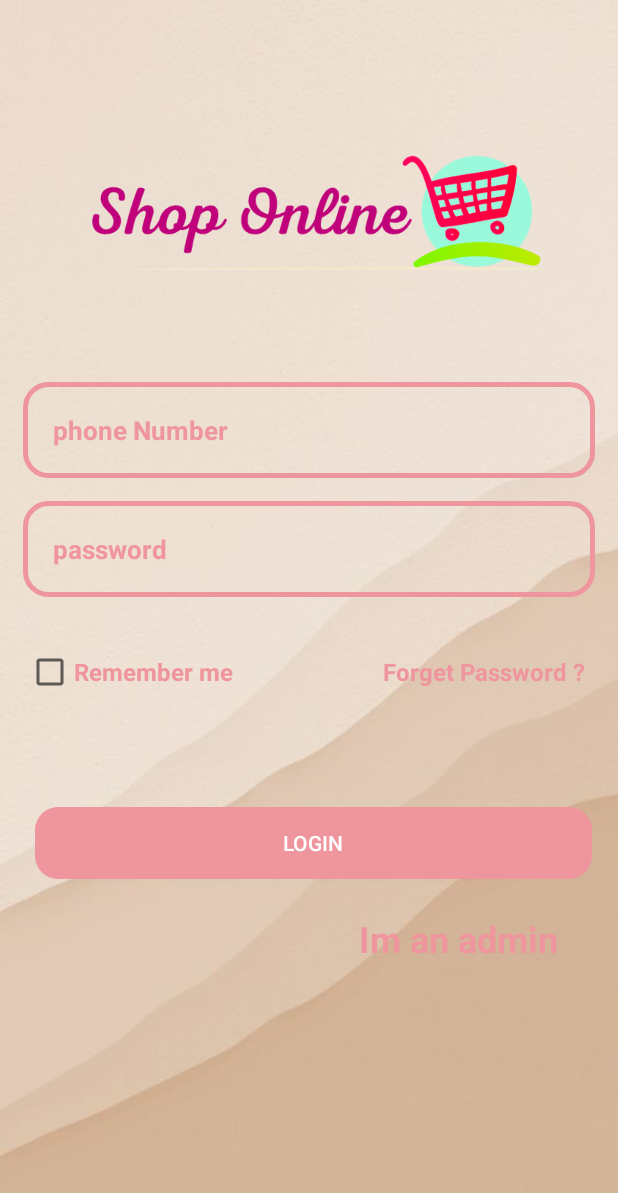
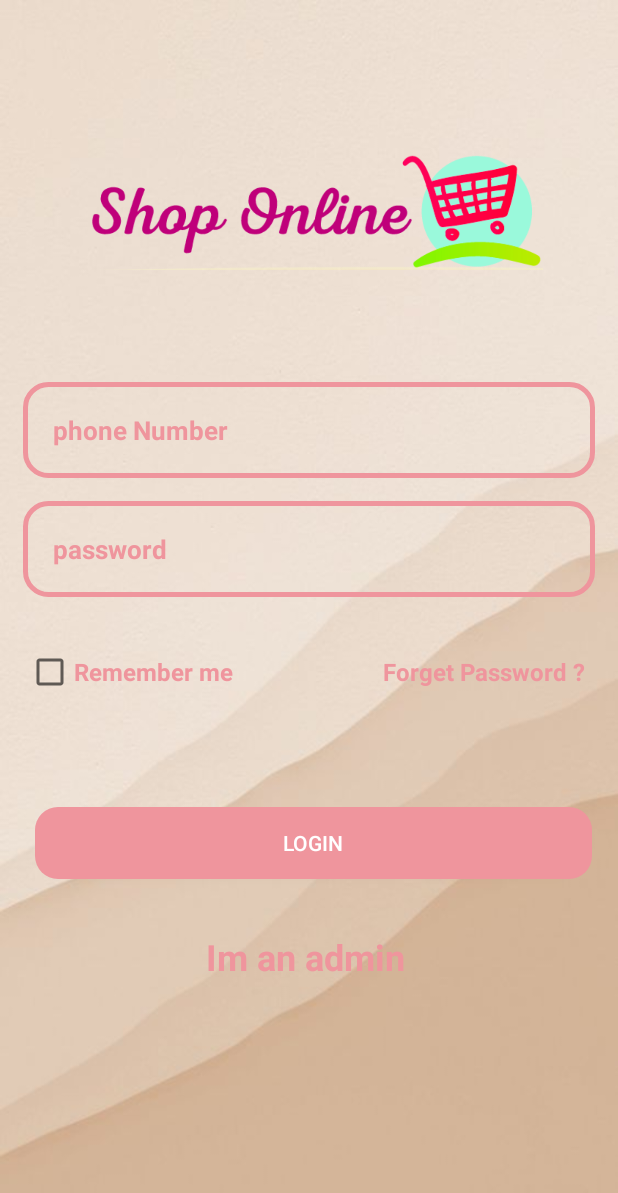
Before and after one commit to Buyanaa34/biedaalt_android, an Android app: the LoginActivity2 screen opened directly, with no data from a screen before it, on a phone screen of 412 x 824 dp. Shown: the top 1193 px of the screen. Run offline under Robolectric (Android 15) with nearby library versions, the light colour scheme and no system bars; our stand-ins replace Firebase (no records; nobody signed in at launch, a user with empty details on screens opened directly); libraries missing offline, so code that uses them is left out: com.rey.material, io.paperdb; plain views replace CheckBox; Roboto replaces fonts that are not available here; 2 statements that could not run were skipped.

Commit message:
2021-3-4 oroi

```diff
--- a/app/src/main/AndroidManifest.xml
+++ b/app/src/main/AndroidManifest.xml
@@ -9,7 +9,8 @@
         android:roundIcon="@mipmap/ic_launcher_round"
         android:supportsRtl="true"
         android:theme="@style/Theme.Bie_daalt">
-        <activity android:name=".HomeActivity"></activity>
+        <activity android:name=".adminaddnewproductactivity"></activity>
+        <activity android:name=".HomeActivity" />
         <activity android:name=".RegisterActivity" />
         <activity android:name=".LoginActivity2" />
         <activity android:name=".MainActivity">
--- a/app/src/main/java/com/example/bie_daalt/LoginActivity2.java
+++ b/app/src/main/java/com/example/bie_daalt/LoginActivity2.java
@@ -7,8 +7,10 @@ import android.app.ProgressDialog;
 import android.content.Intent;
 import android.os.Bundle;
 import android.text.TextUtils;
+import android.view.View;
 import android.widget.Button;
 import android.widget.EditText;
+import android.widget.TextView;
 import android.widget.Toast;
 
 import com.example.bie_daalt.Model.Users;
@@ -29,6 +31,7 @@ public class LoginActivity2 extends AppCompatActivity {
     private ProgressDialog loadingbar;
     private String parentdbname="Users";
     private CheckBox rememberme;
+    private TextView Adminlink, Notadminlink;
     @Override
     protected void onCreate(Bundle savedInstanceState) {
         super.onCreate(savedInstanceState);
@@ -39,10 +42,31 @@ public class LoginActivity2 extends AppCompatActivity {
         loadingbar = new ProgressDialog(this);
         loginbutton = (Button) findViewById(R.id.login_towch);
         rememberme = (com.rey.material.widget.CheckBox) findViewById(R.id.remember_me_chkb);
+        Adminlink = (TextView) findViewById(R.id.admin_panel_link);
+        Notadminlink = (TextView) findViewById(R.id.not_admin_panel_link);
+        Adminlink.setOnClickListener(v ->adminclick());
+        Notadminlink.setOnClickListener(v -> notadminclick());
+        Notadminlink.setVisibility(View.INVISIBLE);
         Paper.init(this);
         loginbutton.setOnClickListener(v ->loginuser() );
 
+
     }
+
+    private void notadminclick() {
+        loginbutton.setText("Login");
+        Adminlink.setVisibility(View.VISIBLE);
+        Notadminlink.setVisibility(View.INVISIBLE);
+        parentdbname = "Users";
+    }
+
+    private void adminclick() {
+        loginbutton.setText("Login Admin");
+        Adminlink.setVisibility(View.INVISIBLE);
+        Notadminlink.setVisibility(View.VISIBLE);
+        parentdbname = "Admins";
+    }
+
 
     private void loginuser(){
         String phone = inputphonenumber.getText().toString();
@@ -58,7 +82,6 @@ public class LoginActivity2 extends AppCompatActivity {
             loadingbar.setMessage("Please wait,while we are checking the credentials");
             loadingbar.setCanceledOnTouchOutside(false);
             loadingbar.show();
-
             Allow_access_to_account(phone,password);
         }
     }
@@ -78,10 +101,22 @@ public class LoginActivity2 extends AppCompatActivity {
                     Users usersdata = dataSnapshot.child(parentdbname).child(phone).getValue(Users.class);
                     if(usersdata.getPhone().equals(phone)){
                         if(usersdata.getPassword().equals(password)){
-                            Toast.makeText(LoginActivity2.this, "logged in Successfully...", Toast.LENGTH_SHORT).show();
-                            loadingbar.dismiss();
-                            Intent intent = new Intent(LoginActivity2.this,HomeActivity.class);
-                            startActivity(intent);
+                            if(parentdbname.equals("Admins")){
+                                Toast.makeText(LoginActivity2.this, "Welcome Admin, you logged in Successfully...", Toast.LENGTH_SHORT).show();
+                                loadingbar.dismiss();
+                                Intent intent = new Intent(LoginActivity2.this,adminaddnewproductactivity.class);
+                                startActivity(intent);
+                            }
+                            if(parentdbname.equals("Users")){
+                                Toast.makeText(LoginActivity2.this, "logged in Successfully...", Toast.LENGTH_SHORT).show();
+                                loadingbar.dismiss();
+                                Intent intent = new Intent(LoginActivity2.this,HomeActivity.class);
+                                startActivity(intent);
+                            }
+//                            Toast.makeText(LoginActivity2.this, "logged in Successfully...", Toast.LENGTH_SHORT).show();
+//                            loadingbar.dismiss();
+//                            Intent intent = new Intent(LoginActivity2.this,HomeActivity.class);
+//                            startActivity(intent);
                         }
                         else{
                             loadingbar.dismiss();
--- a/app/src/main/res/layout/activity_login2.xml
+++ b/app/src/main/res/layout/activity_login2.xml
@@ -114,12 +114,27 @@
         android:layout_below="@+id/login_towch"
         android:layout_alignParentEnd="true"
 
-        android:layout_marginTop="23dp"
-        android:layout_marginEnd="11dp"
+        android:layout_marginTop="35dp"
+        android:layout_marginEnd="113dp"
         android:text="Im an admin"
         android:textAlignment="center"
         android:textColor="#EF959D"
         android:textSize="24sp"
         android:textStyle="bold" />
 
+    <TextView
+        android:id="@+id/not_admin_panel_link"
+        android:layout_width="190dp"
+        android:layout_height="wrap_content"
+        android:layout_below="@+id/login_towch"
+        android:layout_alignParentEnd="true"
+
+        android:layout_marginTop="35dp"
+        android:layout_marginEnd="113dp"
+        android:text="Im not admin"
+        android:textAlignment="center"
+        android:textColor="#EF959D"
+        android:textSize="24sp"
+        android:textStyle="bold" />
+
 </RelativeLayout>
```
Also changed, not shown: app/src/main/java/com/example/bie_daalt/adminaddnewproductactivity.java (added, +28 -0 lines), app/src/main/res/layout/activity_adminaddnewproductactivity.xml (added, +21 -0 lines).
